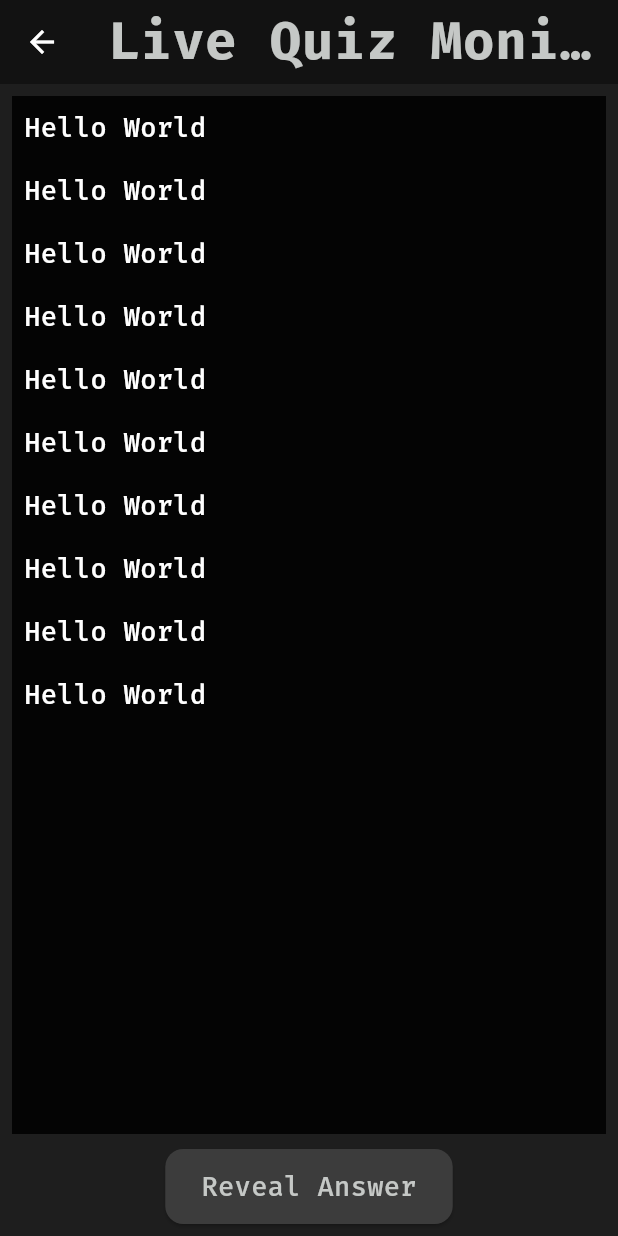
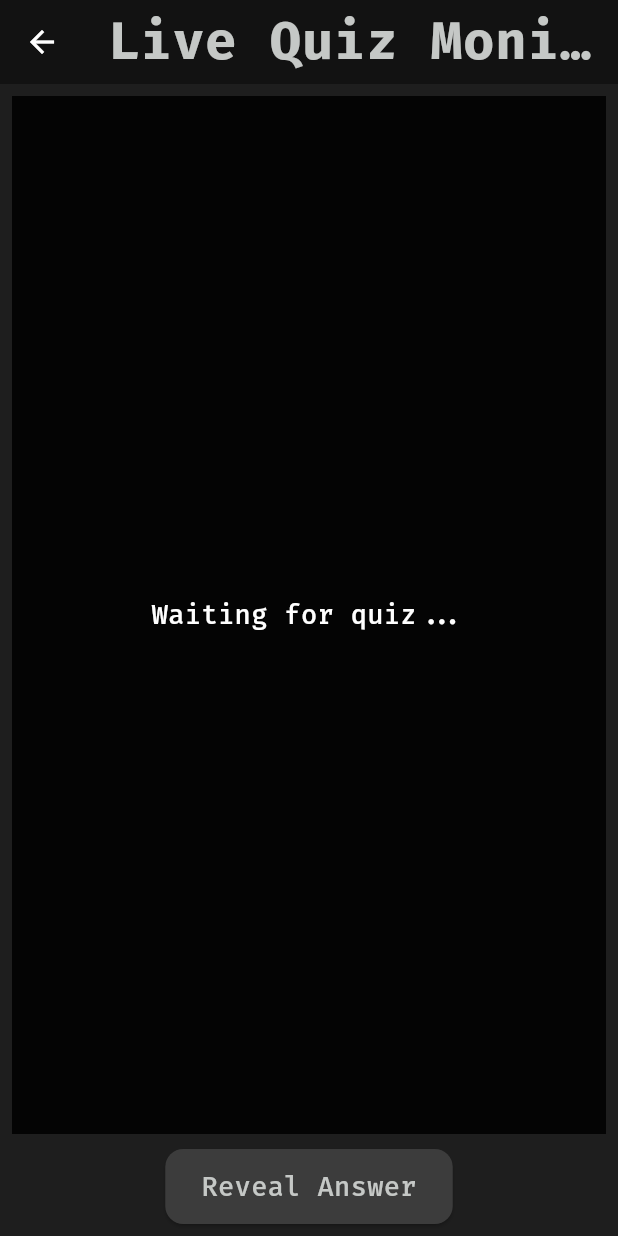
Before and after one commit to UmaanBanjara/TermView, a Flutter app: the Livequizpage screen opened directly, after a tap on "Reveal Answer", on a phone screen of 412 x 824 dp. Run offline on Flutter 3.47's test engine with Material 3 defaults, Android fonts, the phone set to English and light mode, and no system bars; our stand-ins replace flutter_riverpod, flutter_secure_storage, flutter_spinkit, image_picker, page_transition; accounts and stored records are empty.

Commit message:
Add live quiz page with user voting, host view, and real-time vote tracking via WebSocket

```diff
--- a/termview/lib/screens/livequizpage.dart
+++ b/termview/lib/screens/livequizpage.dart
@@ -1,6 +1,9 @@
 import 'package:flutter/material.dart';
+import 'package:flutter_riverpod/flutter_riverpod.dart';
+import 'package:termview/data/providers/session_state_provider.dart';
+import 'package:termview/data/providers/sessionControllerProvider.dart';
 
-class Livequizpage extends StatefulWidget {
+class Livequizpage extends ConsumerStatefulWidget {
   final bool? host;
   final bool? user;
 
@@ -11,16 +14,23 @@ class Livequizpage extends StatefulWidget {
   });
 
   @override
-  State<Livequizpage> createState() => _LivequizpageState();
+  ConsumerState<Livequizpage> createState() => _LivequizpageState();
 }
 
-class _LivequizpageState extends State<Livequizpage> {
+class _LivequizpageState extends ConsumerState<Livequizpage> {
   int? _selectedOption;
   final ScrollController _scrollController = ScrollController();
+
+  void _sendVote(String vote) {
+    ref.read(Sessioncontrollerprovider).sendVote(vote);
+    setState(() => _selectedOption = null);
+  }
 
   @override
   Widget build(BuildContext context) {
     final text = Theme.of(context).textTheme;
+    final sessionState = ref.watch(sessionnotifierProvider);
+    final currentQuiz = sessionState.quizzes.isNotEmpty ? sessionState.quizzes.last : null;
 
     return Scaffold(
       appBar: AppBar(
@@ -36,18 +46,16 @@ class _LivequizpageState extends State<Livequizpage> {
               Text("Question", style: text.bodyLarge),
               const SizedBox(height: 5),
               Text(
-                "(Waiting for quiz...)",
+                currentQuiz?['ques'] ?? "(Waiting for quiz...)",
                 style: text.bodyMedium,
               ),
               const SizedBox(height: 10),
               Text("Options", style: text.bodyLarge),
               const SizedBox(height: 5),
               ...List.generate(4, (index) {
+                final optionText = currentQuiz?["op${index + 1}"] ?? "(waiting...)";
                 return ListTile(
-                  title: Text(
-                    "(waiting...)",
-                    style: text.bodyMedium,
-                  ),
+                  title: Text(optionText, style: text.bodyMedium),
                   leading: Radio<int>(
                     value: index,
                     groupValue: _selectedOption,
@@ -70,7 +78,10 @@ class _LivequizpageState extends State<Livequizpage> {
                   Expanded(
                     child: ElevatedButton(
                       onPressed: () {
-                        // Action for "Send" goes here
+                        if (_selectedOption != null && currentQuiz != null) {
+                          final selectedAnswer = currentQuiz["op${_selectedOption! + 1}"];
+                          _sendVote(selectedAnswer);
+                        }
                       },
                       child: Text("Send", style: text.bodyMedium),
                     ),
@@ -86,25 +97,72 @@ class _LivequizpageState extends State<Livequizpage> {
                 child: Container(
                   width: double.infinity,
                   color: Colors.black87,
-                  child: ListView.builder(
-                    controller: _scrollController,
-                    itemCount: 10, // Just a placeholder count
-                    itemBuilder: (context, index) {
-                      return Padding(
-                        padding: const EdgeInsets.all(8.0),
-                        child: Text(
-                          "Hello World",
-                          style: const TextStyle(color: Colors.white),
+                  child: currentQuiz == null
+                      ? Center(
+                          child: Text(
+                            "Waiting for quiz...",
+                            style: text.bodyMedium!.copyWith(color: Colors.white),
+                          ),
+                        )
+                      : ListView(
+                          controller: _scrollController,
+                          padding: const EdgeInsets.all(8),
+                          children: [
+                            Text(
+                              "Q: ${currentQuiz["ques"]}",
+                              style: text.bodyLarge!.copyWith(color: Colors.white),
+                            ),
+                            const SizedBox(height: 10),
+                            // Show each option and votes
+                            ...List.generate(4, (index) {
+                              final optionText = currentQuiz["op${index + 1}"];
+                              final votesForOption = sessionState.votes
+                                  .where((v) => v["choosed"] == optionText)
+                                  .toList();
+
+                              return Padding(
+                                padding: const EdgeInsets.symmetric(vertical: 4.0),
+                                child: Column(
+                                  crossAxisAlignment: CrossAxisAlignment.start,
+                                  children: [
+                                    Text(
+                                      "${index + 1}. $optionText - Votes: ${votesForOption.length}",
+                                      style: const TextStyle(color: Colors.greenAccent),
+                                    ),
+                                    // Show usernames who voted for this option
+                                    ...votesForOption.map((v) => Padding(
+                                          padding: const EdgeInsets.only(left: 16.0),
+                                          child: Text(
+                                            v["username"] ?? "Unknown",
+                                            style: const TextStyle(color: Colors.white70),
+                                          ),
+                                        )),
+                                  ],
+                                ),
+                              );
+                            }),
+                          ],
                         ),
-                      );
-                    },
-                  ),
                 ),
               ),
               const SizedBox(height: 10),
               ElevatedButton(
                 onPressed: () {
-                  // Action for "Reveal Answer" goes here
+                  if (currentQuiz != null) {
+                    showDialog(
+                      context: context,
+                      builder: (_) => AlertDialog(
+                        title: const Text("Correct Answer"),
+                        content: Text(currentQuiz["ans"] ?? ""),
+                        actions: [
+                          TextButton(
+                            onPressed: () => Navigator.pop(context),
+                            child: const Text("OK"),
+                          ),
+                        ],
+                      ),
+                    );
+                  }
                 },
                 child: Text("Reveal Answer", style: text.bodyMedium),
               ),
```
